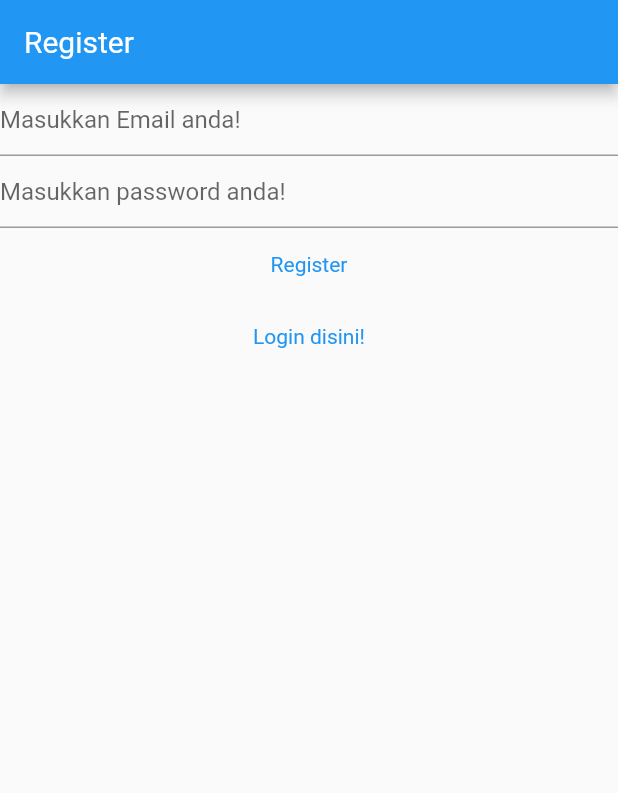
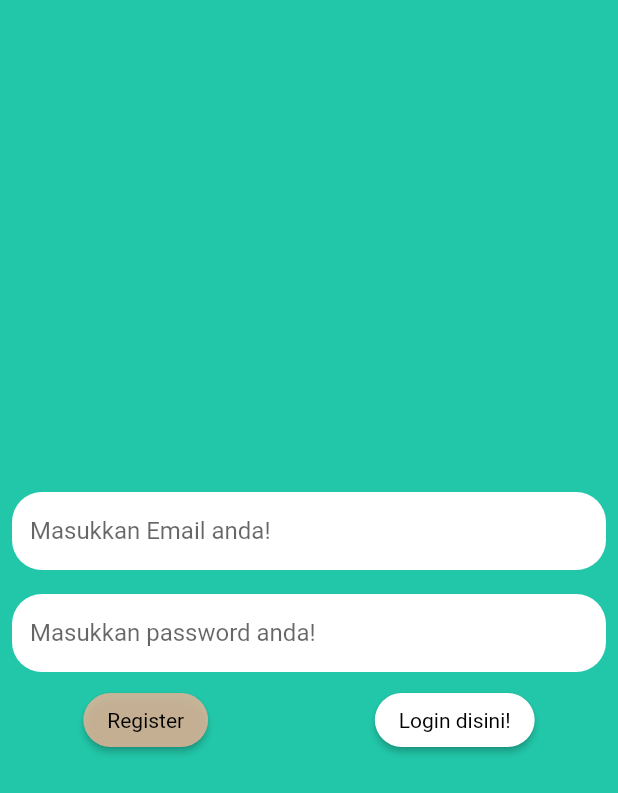
Before and after one commit to Faberroni/flutter_aspk_tembakau, a Flutter app: the screen it shows after launch, after a tap on "Buat akun baru!", on a phone screen of 412 x 824 dp. Shown: the top 793 px of the screen. Run offline on Flutter 3.47's test engine with Material 2 defaults, Android fonts, the phone set to English and light mode, and no system bars; our stand-ins replace cloud_firestore, firebase_auth, firebase_core; accounts and stored records are empty; network calls fail.

Commit message:
Login & Register UI Changes

```diff
--- a/lib/Page/login_page.dart
+++ b/lib/Page/login_page.dart
@@ -32,10 +32,9 @@ class _LoginPageState extends State<LoginPage> {
 
   @override
   Widget build(BuildContext context) {
-    Size size = MediaQuery.of(context).size;
     return Scaffold(
+      backgroundColor: myGreen,
       resizeToAvoidBottomInset: true,
-      appBar: AppBar(title: const Text("Login")),
       body: Column(
         mainAxisAlignment: MainAxisAlignment.center,
         children: <Widget>[
@@ -43,7 +42,7 @@ class _LoginPageState extends State<LoginPage> {
             alignment: Alignment.centerLeft,
             padding: const EdgeInsets.symmetric(horizontal: 40, vertical: 30),
             child: const Text(
-              "",
+              "Login Disini!",
               style: TextStyle(
                   fontWeight: FontWeight.bold,
                   color: Color(0xFF2661FA),
@@ -51,22 +50,59 @@ class _LoginPageState extends State<LoginPage> {
               textAlign: TextAlign.left,
             ),
           ),
-          TextField(
+          Padding(
+            padding: const EdgeInsets.all(8.0),
+            child: Container(
+              padding: const EdgeInsets.all(2.0),
+              decoration: const BoxDecoration(
+                borderRadius: BorderRadius.all(Radius.circular(20)),
+                color: Colors.white,
+              ),
+              child: TextField(
                 controller: _email,
                 enableSuggestions: false,
                 autocorrect: false,
                 keyboardType: TextInputType.emailAddress,
-            decoration: const InputDecoration(hintText: 'Masukkan Email anda!'),
+                decoration: const InputDecoration(
+                  border: InputBorder.none,
+                  focusedBorder: InputBorder.none,
+                  enabledBorder: InputBorder.none,
+                  errorBorder: InputBorder.none,
+                  disabledBorder: InputBorder.none,
+                  contentPadding: EdgeInsets.all(10.0),
+                  hintText: 'Masukkan Email anda!',
+                ),
                 enableIMEPersonalizedLearning: false,
               ),
-          TextField(
+            ),
+          ),
+          Padding(
+            padding: const EdgeInsets.all(8.0),
+            child: Container(
+              padding: const EdgeInsets.all(2.0),
+              decoration: const BoxDecoration(
+                borderRadius: BorderRadius.all(
+                  Radius.circular(20),
+                ),
+                color: Colors.white,
+              ),
+              child: TextField(
                   controller: _password,
                   obscureText: true,
                   enableSuggestions: false,
                   autocorrect: false,
-              decoration:
-                  const InputDecoration(hintText: 'Masukkan password anda!'),
+                  decoration: const InputDecoration(
+                    border: InputBorder.none,
+                    focusedBorder: InputBorder.none,
+                    enabledBorder: InputBorder.none,
+                    errorBorder: InputBorder.none,
+                    disabledBorder: InputBorder.none,
+                    contentPadding: EdgeInsets.all(10.0),
+                    hintText: 'Masukkan password anda!',
+                  ),
                   enableIMEPersonalizedLearning: false),
+            ),
+          ),
           Row(
             mainAxisAlignment: MainAxisAlignment.spaceEvenly,
             children: [
@@ -77,11 +113,12 @@ class _LoginPageState extends State<LoginPage> {
                     style: ButtonStyle(
                       backgroundColor:
                           MaterialStateProperty.all(AppColors.brown),
-                        shape:
-                            MaterialStateProperty.all<RoundedRectangleBorder>(
+                      shape: MaterialStateProperty.all<RoundedRectangleBorder>(
                         RoundedRectangleBorder(
                           borderRadius: BorderRadius.circular(18.0),
-                        ))),
+                        ),
+                      ),
+                    ),
                     onPressed: () async {
                       final email = _email.text;
                       final password = _password.text;
@@ -126,13 +163,13 @@ class _LoginPageState extends State<LoginPage> {
                 child: Expanded(
                   child: ElevatedButton(
                     style: ButtonStyle(
-                        backgroundColor:
-                            MaterialStateProperty.all(Colors.white),
-                        shape:
-                            MaterialStateProperty.all<RoundedRectangleBorder>(
+                      backgroundColor: MaterialStateProperty.all(Colors.white),
+                      shape: MaterialStateProperty.all<RoundedRectangleBorder>(
                         RoundedRectangleBorder(
                           borderRadius: BorderRadius.circular(18.0),
-                        ))),
+                        ),
+                      ),
+                    ),
                     onPressed: () {
                       Navigator.of(context).pushNamedAndRemoveUntil(
                         registerRoute,
--- a/lib/Page/register_page.dart
+++ b/lib/Page/register_page.dart
@@ -1,4 +1,5 @@
 import 'package:flutter/material.dart';
+import 'package:flutter_aspk_tembakau/constants/colors.dart';
 import 'package:flutter_aspk_tembakau/constants/route.dart';
 import 'package:flutter_aspk_tembakau/functions/show_error_dialogue.dart';
 import 'package:flutter_aspk_tembakau/services/auth/auth_exceptions.dart';
@@ -32,25 +33,73 @@ class _RegisterPageState extends State<RegisterPage> {
   @override
   Widget build(BuildContext context) {
     return Scaffold(
-      appBar: AppBar(title: const Text('Register')),
+      backgroundColor: myGreen,
+      resizeToAvoidBottomInset: true,
       body: Column(
+        mainAxisAlignment: MainAxisAlignment.center,
         children: [
-          TextField(
+          Padding(
+            padding: const EdgeInsets.all(8.0),
+            child: Container(
+              padding: const EdgeInsets.all(2.0),
+              decoration: const BoxDecoration(
+                borderRadius: BorderRadius.all(Radius.circular(20)),
+                color: Colors.white,
+              ),
+              child: TextField(
                 controller: _email,
                 enableSuggestions: false,
                 autocorrect: false,
                 keyboardType: TextInputType.emailAddress,
-            decoration: const InputDecoration(hintText: 'Masukkan Email anda!'),
+                decoration: const InputDecoration(
+                  border: InputBorder.none,
+                  focusedBorder: InputBorder.none,
+                  enabledBorder: InputBorder.none,
+                  errorBorder: InputBorder.none,
+                  disabledBorder: InputBorder.none,
+                  contentPadding: EdgeInsets.all(10.0),
+                  hintText: 'Masukkan Email anda!',
                 ),
-          TextField(
+              ),
+            ),
+          ),
+          Padding(
+            padding: const EdgeInsets.all(8.0),
+            child: Container(
+              padding: const EdgeInsets.all(2.0),
+              decoration: const BoxDecoration(
+                borderRadius: BorderRadius.all(Radius.circular(20)),
+                color: Colors.white,
+              ),
+              child: TextField(
                 controller: _password,
                 obscureText: true,
                 enableSuggestions: false,
                 autocorrect: false,
-            decoration:
-                const InputDecoration(hintText: 'Masukkan password anda!'),
+                decoration: const InputDecoration(
+                  border: InputBorder.none,
+                  focusedBorder: InputBorder.none,
+                  enabledBorder: InputBorder.none,
+                  errorBorder: InputBorder.none,
+                  disabledBorder: InputBorder.none,
+                  contentPadding: EdgeInsets.all(10.0),
+                  hintText: 'Masukkan password anda!',
                 ),
-          TextButton(
+              ),
+            ),
+          ),
+          Row(
+            mainAxisAlignment: MainAxisAlignment.spaceAround,
+            children: <Widget>[
+              ElevatedButton(
+                style: ButtonStyle(
+                  backgroundColor: MaterialStateProperty.all(AppColors.brown),
+                  shape: MaterialStateProperty.all<RoundedRectangleBorder>(
+                    RoundedRectangleBorder(
+                      borderRadius: BorderRadius.circular(18.0),
+                    ),
+                  ),
+                ),
                 onPressed: () async {
                   final email = _email.text;
                   final password = _password.text;
@@ -83,7 +132,15 @@ class _RegisterPageState extends State<RegisterPage> {
                 },
                 child: const Text('Register'),
               ),
-          TextButton(
+              ElevatedButton(
+                  style: ButtonStyle(
+                    backgroundColor: MaterialStateProperty.all(Colors.white),
+                    shape: MaterialStateProperty.all<RoundedRectangleBorder>(
+                      RoundedRectangleBorder(
+                        borderRadius: BorderRadius.circular(18.0),
+                      ),
+                    ),
+                  ),
                   onPressed: () {
                     Navigator.of(context).pushNamedAndRemoveUntil(
                       loginRoute,
@@ -93,6 +150,8 @@ class _RegisterPageState extends State<RegisterPage> {
                   child: const Text("Login disini!"))
             ],
           ),
+        ],
+      ),
     );
   }
 }
--- a/lib/constants/colors.dart
+++ b/lib/constants/colors.dart
@@ -1,7 +1,22 @@
 import 'package:flutter/material.dart';
 
 class AppColors {
-
-  static const Color? brown =  Color.fromARGB(220, 223, 180, 151);
+  static const Color? brown = Color.fromARGB(220, 223, 180, 151);
   static const Color? green = Color.fromARGB(255, 34, 199, 169);
 }
+
+MaterialColor myGreen = MaterialColor(0xFF22c7a9, color);
+
+Map<int, Color> color =
+{
+50:const Color.fromRGBO(4,131,184, .1),
+100:const Color.fromRGBO(4,131,184, .2),
+200:const Color.fromRGBO(4,131,184, .3),
+300:const Color.fromRGBO(4,131,184, .4),
+400:const Color.fromRGBO(4,131,184, .5),
+500:const Color.fromRGBO(4,131,184, .6),
+600:const Color.fromRGBO(4,131,184, .7),
+700:const Color.fromRGBO(4,131,184, .8),
+800:const Color.fromRGBO(4,131,184, .9),
+900:const Color.fromRGBO(4,131,184, 1),
+};
--- a/lib/main.dart
+++ b/lib/main.dart
@@ -4,6 +4,7 @@ import 'package:flutter_aspk_tembakau/Page/login_page.dart';
 import 'package:flutter_aspk_tembakau/Page/new_inventory_page.dart';
 import 'package:flutter_aspk_tembakau/Page/register_page.dart';
 import 'package:flutter_aspk_tembakau/Page/verify_email_page.dart';
+import 'package:flutter_aspk_tembakau/constants/colors.dart';
 import 'package:flutter_aspk_tembakau/constants/route.dart';
 import 'package:flutter_aspk_tembakau/services/auth/auth_service.dart';
 
@@ -24,9 +25,9 @@ class MyApp extends StatelessWidget {
       theme: ThemeData(
         fontFamily: 'Roboto',
         colorScheme: ColorScheme.fromSwatch(
-          primarySwatch: Colors.blue,
+          primarySwatch: myGreen,
         ).copyWith(
-          secondary: Colors.green,
+          secondary: Colors.amber,
         ),
         backgroundColor: Colors.white,
         textTheme: const TextTheme(bodyText2: TextStyle(color: Colors.black)),
```
Lines whose indentation alone changed are shown as unchanged.
